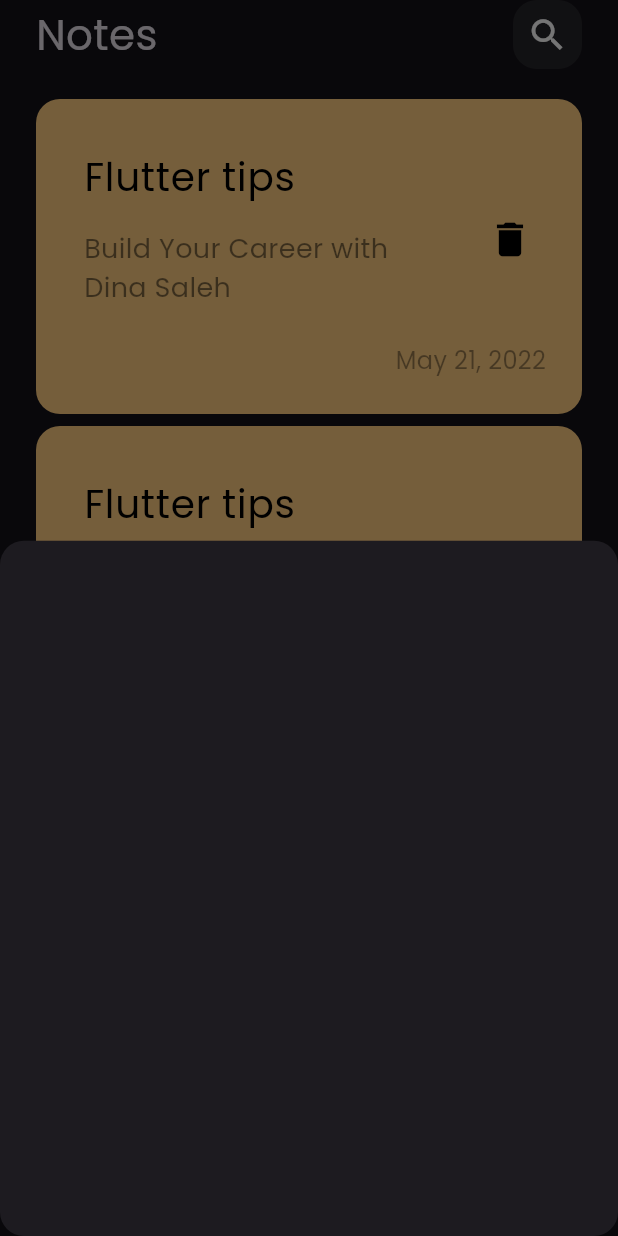
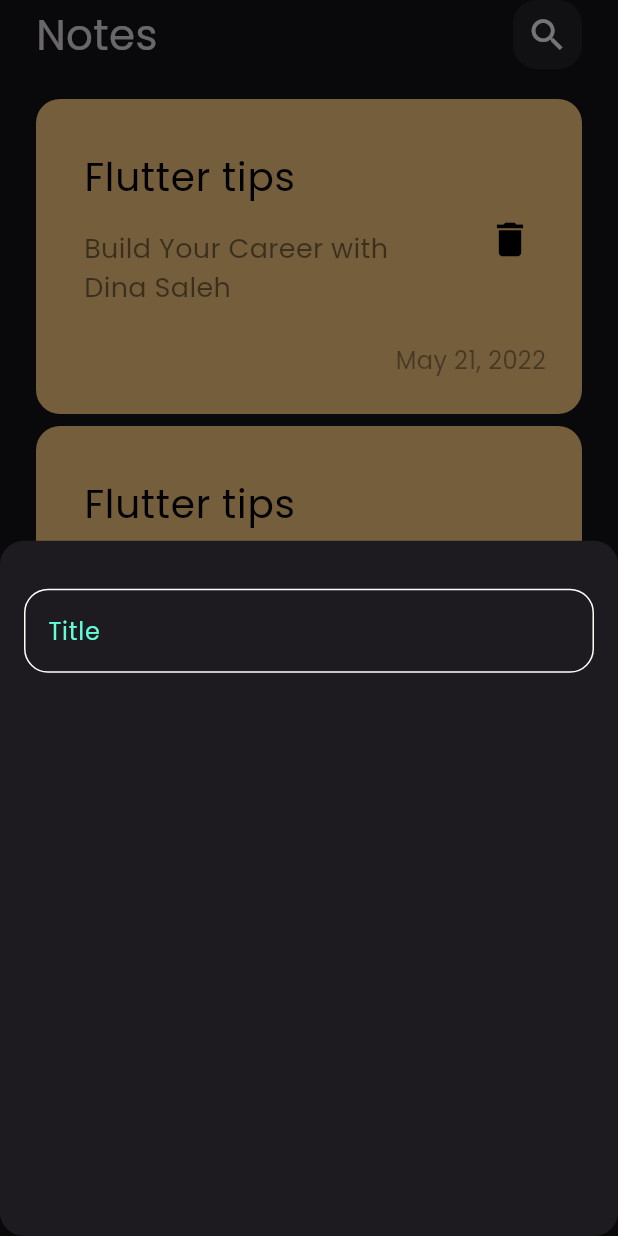
Before and after one commit to dinaSaleh2001/notes_app, a Flutter app: the screen it shows after launch, after a tap on the "add" icon, on a phone screen of 412 x 824 dp. Run offline on Flutter 3.47's test engine with Material 3 defaults, Android fonts, the phone set to English and light mode, and no system bars.

Commit message:
create custom fild

```diff
--- a/lib/Screens/notes_page.dart
+++ b/lib/Screens/notes_page.dart
@@ -1,4 +1,5 @@
 import 'package:flutter/material.dart';
+import 'package:store_app/constant.dart';
 import 'package:store_app/widgets/add_note_buttom_sheet.dart';
 import 'package:store_app/widgets/notes_views_body.dart';
 
@@ -9,8 +10,10 @@ class NotesView extends StatelessWidget {
   Widget build(BuildContext context) {
     return Scaffold(
       floatingActionButton: FloatingActionButton(
+        backgroundColor: kPrimaryColor,
         child: Icon(
           Icons.add,
+          color: Colors.black,
         ),
         onPressed: () {
           showModalBottomSheet(
--- /dev/null
+++ b/lib/constant.dart
@@ -0,0 +1,3 @@
+import 'package:flutter/material.dart';
+
+const kPrimaryColor = Color(0xff62FCD7);
--- a/lib/widgets/add_note_buttom_sheet.dart
+++ b/lib/widgets/add_note_buttom_sheet.dart
@@ -1,10 +1,23 @@
 import 'package:flutter/material.dart';
+import 'package:store_app/widgets/custom_text_fild.dart';
 
 class AddNoteButtonSheet extends StatelessWidget {
   const AddNoteButtonSheet({super.key});
 
   @override
   Widget build(BuildContext context) {
-    return Container();
+    return Padding(
+      padding: const EdgeInsets.symmetric(
+        horizontal: 16,
+      ),
+      child: Column(
+        children: [
+          SizedBox(
+            height: 32,
+          ),
+          CustomTextFild(),
+        ],
+      ),
+    );
   }
 }
--- /dev/null
+++ b/lib/widgets/custom_text_fild.dart
@@ -0,0 +1,32 @@
+import 'package:flutter/material.dart';
+import 'package:store_app/constant.dart';
+
+class CustomTextFild extends StatelessWidget {
+  const CustomTextFild({super.key});
+
+  @override
+  Widget build(BuildContext context) {
+    return TextField(
+      cursorColor: kPrimaryColor,
+      decoration: InputDecoration(
+        hintText: 'Title',
+        hintStyle: TextStyle(
+          color: kPrimaryColor,
+        ),
+        border: builderBorder(),
+        enabledBorder: builderBorder(),
+        focusedBorder: builderBorder(
+          kPrimaryColor,
+        ),
+      ),
+    );
+  }
+
+  OutlineInputBorder builderBorder([color]) {
+    return OutlineInputBorder(
+        borderRadius: BorderRadius.circular(16),
+        borderSide: BorderSide(
+          color: color ?? Colors.white,
+        ));
+  }
+}
```
